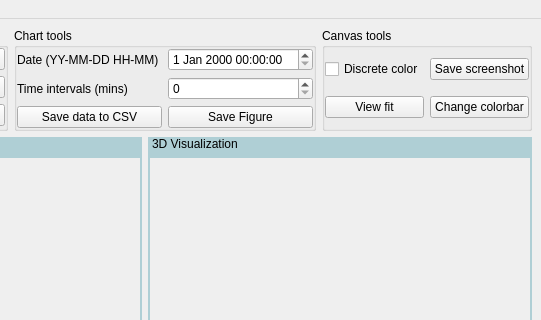
Qt form monitoring-system/monitoringsystem.ui (Tiensinh98/monitoring-system) before a commit; both pictures show x 642 to 1183 and y 0 to 320 of the 1183 by 601 pixel window.
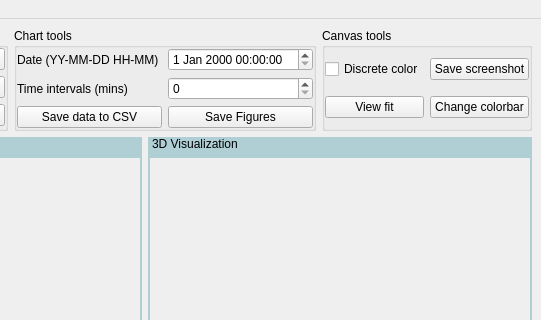
The same form after that commit.

Commit message: connect some widgets to slots and implement save chart figures to png.

Diff of the .ui file:
```diff
--- a/monitoring-system/monitoringsystem.ui
+++ b/monitoring-system/monitoringsystem.ui
@@ -162,7 +162,7 @@
              <item row="2" column="1">
               <widget class="QPushButton" name="pushButton_5">
                <property name="text">
-                <string>Save Figure</string>
+                <string>Save Figures</string>
                </property>
               </widget>
              </item>
```
Left out of the diff: 32 changed lines with no effect on the pictures. The commit also changes 15 other files.
